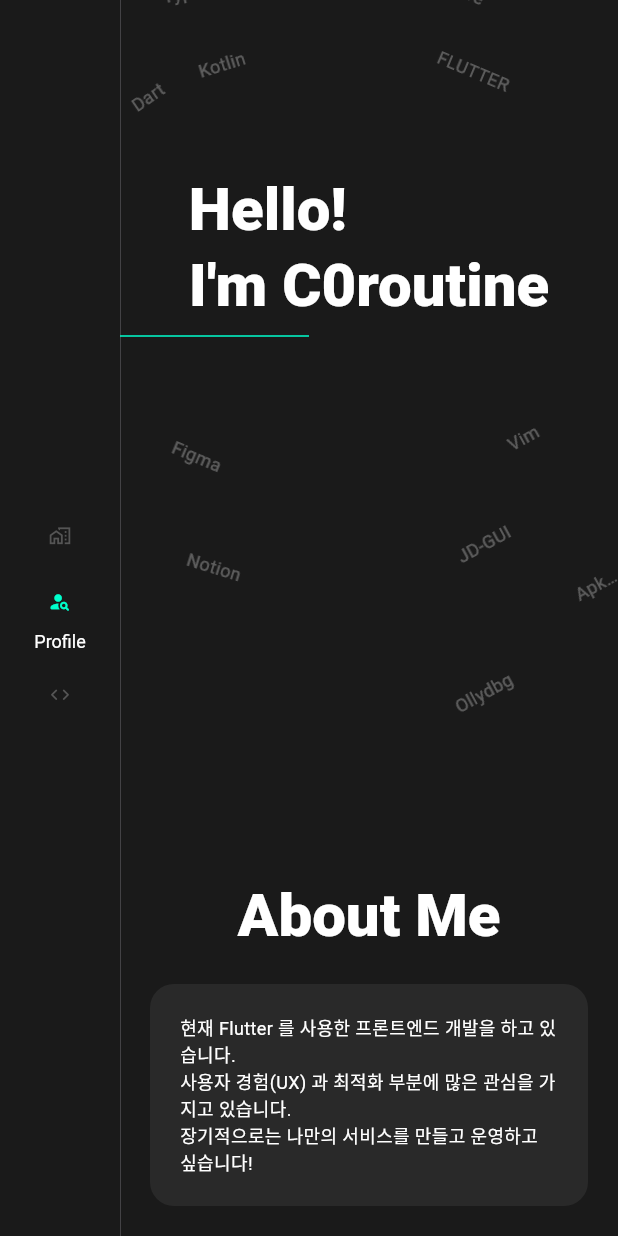
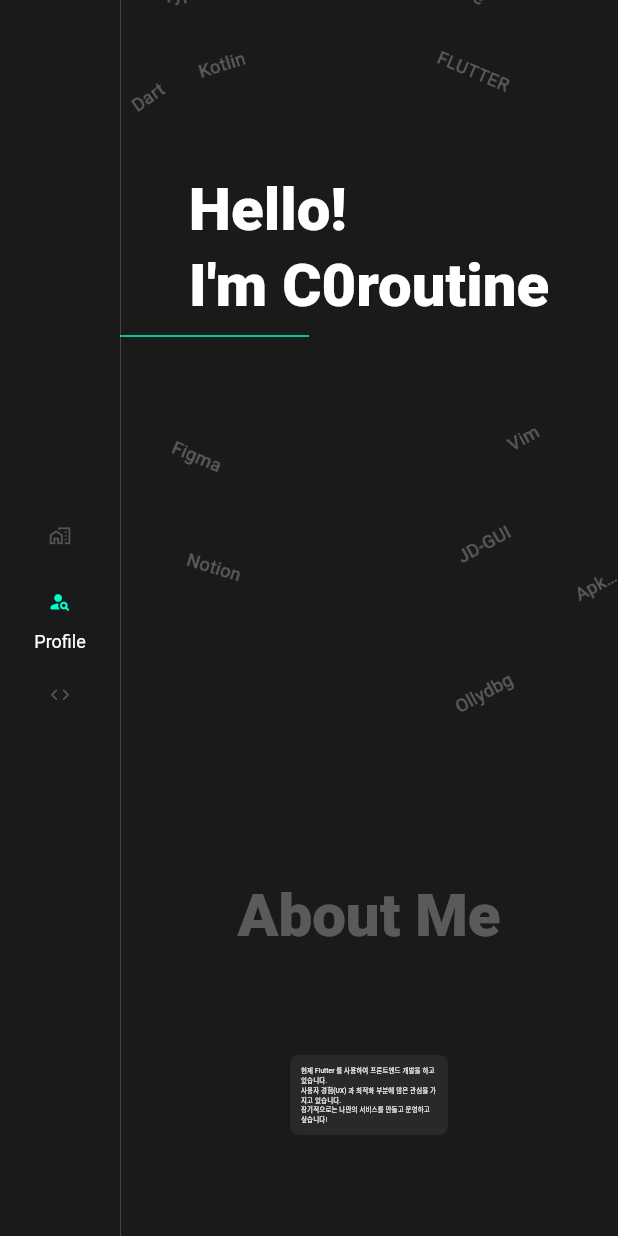
Before and after one commit to C0routine/C0routine.github.io, a Flutter app: the screen it shows after launch, scrolled down 239 dp, on a phone screen of 412 x 824 dp. Run offline on Flutter 3.47's test engine with Material 2 defaults, Android fonts, the phone set to English and light mode, and no system bars; our stand-ins replace go_router.

Commit message:
fix/About Me 까지 Animation 적용

```diff
--- a/lib/view/screens/profile_screen.dart
+++ b/lib/view/screens/profile_screen.dart
@@ -1,8 +1,7 @@
-import 'package:blog/utils/app_color.dart';
+import 'package:flutter/material.dart';
+
 import 'package:blog/view/widgets/profile/about_me.dart';
 import 'package:blog/view/widgets/profile/intro.dart';
-import 'package:flutter/material.dart';
-import 'package:smooth_page_indicator/smooth_page_indicator.dart';
 
 class ProfileScreen extends StatefulWidget {
   const ProfileScreen({Key? key}) : super(key: key);
@@ -11,56 +10,58 @@ class ProfileScreen extends StatefulWidget {
   State<ProfileScreen> createState() => _ProfileScreenState();
 }
 
-class _ProfileScreenState extends State<ProfileScreen> {
+class _ProfileScreenState extends State<ProfileScreen> with TickerProviderStateMixin {
+  final scrollController = ScrollController();
+
+  late AnimationController _aboutMeHeaderController;
+  late AnimationController _aboutMeBodyController;
+
+  void _checkScrollAnimation() {
+    print(scrollController.offset);
+    // AboutMe Header Animation Control
+    if (scrollController.offset > 40 && _aboutMeHeaderController.status == AnimationStatus.dismissed) {
+      _aboutMeHeaderController.forward();
+    }
+
+    // AboutMe Body Animation Control
+    if (scrollController.offset > 170 && _aboutMeBodyController.status == AnimationStatus.dismissed) {
+      _aboutMeBodyController.forward();
+    }
+  }
+
+  @override
+  void initState() {
+    // animation controller
+    _aboutMeHeaderController = AnimationController(vsync: this, duration: const Duration(milliseconds: 2000));
+    _aboutMeBodyController = AnimationController(vsync: this, duration: const Duration(milliseconds: 1500));
+    // scroll controller listener
+    scrollController.addListener(_checkScrollAnimation);
+    super.initState();
+  }
+
+  @override
+  void dispose() {
+    _aboutMeBodyController.dispose();
+    _aboutMeHeaderController.dispose();
+    scrollController.removeListener(_checkScrollAnimation);
+    scrollController.dispose();
+    super.dispose();
+  }
+
   @override
   Widget build(BuildContext context) {
-    // final pageController = PageController(initialPage: 0);
     return Stack(
       children: [
         ListView(
+          controller: scrollController,
           children: [
             ProfileIntro(),
-            ProfileAboutMe(),
+            ProfileAboutMe(
+              bodyController: _aboutMeBodyController,
+              headerController: _aboutMeHeaderController,
+            ),
           ],
         ),
-
-        // PageView(
-        //   controller: pageController,
-        //   scrollDirection: Axis.vertical,
-        //   physics: const PageScrollPhysics(),
-        //   pageSnapping: false,
-        //   children: [
-        //     ProfileIntro(),
-        //     ProfileAboutMe(),
-        //     // Center(child: Text('Third Page')),
-        //   ],
-        // ),
-        // Padding(
-        //   padding: const EdgeInsets.only(right: 20),
-        //   child: Align(
-        //     alignment: Alignment.centerRight,
-        //     child: SmoothPageIndicator(
-        //       count: 2,
-        //       effect: const SwapEffect(
-        //         type: SwapType.yRotation,
-        //         spacing: 12,
-        //         dotWidth: 16,
-        //         dotHeight: 10,
-        //         dotColor: AppColor.disable,
-        //         activeDotColor: AppColor.accent,
-        //       ),
-        //       controller: pageController,
-        //       axisDirection: Axis.vertical,
-        //       onDotClicked: (int page) {
-        //         pageController.animateToPage(
-        //           page,
-        //           curve: Curves.easeInOutBack,
-        //           duration: const Duration(milliseconds: 1200),
-        //         );
-        //       },
-        //     ),
-        //   ),
-        // ),
       ],
     );
   }
--- a/lib/view/widgets/profile/about_me.dart
+++ b/lib/view/widgets/profile/about_me.dart
@@ -1,40 +1,49 @@
+import 'package:flutter/material.dart';
+
 import 'package:blog/utils/app_color.dart';
-import 'package:blog/viewmodel/provider/responsive_vm.dart';
-import 'package:flutter/material.dart';
-import 'package:provider/provider.dart';
 
 class ProfileAboutMe extends StatefulWidget {
-  const ProfileAboutMe({Key? key}) : super(key: key);
+  const ProfileAboutMe({Key? key, required this.bodyController, required this.headerController}) : super(key: key);
+
+  final AnimationController bodyController;
+  final AnimationController headerController;
 
   @override
   State<ProfileAboutMe> createState() => _ProfileAboutMeState();
 }
 
 class _ProfileAboutMeState extends State<ProfileAboutMe> with TickerProviderStateMixin {
-  late AnimationController controller;
+  late Animation<double> _titleOpacity;
+  late Animation<double> _bodyScale;
 
   @override
   void initState() {
     super.initState();
+    _titleOpacity = Tween(begin: 0.0, end: 1.0)
+        .chain(
+          CurveTween(curve: Curves.decelerate),
+        )
+        .animate(widget.headerController);
 
-    controller = AnimationController(vsync: this);
-  }
-
-  @override
-  void dispose() {
-    controller.dispose();
-    super.dispose();
+    _bodyScale = Tween(begin: 0.0, end: 1.0)
+        .chain(
+          CurveTween(curve: Curves.decelerate),
+        )
+        .animate(widget.bodyController);
   }
 
   @override
   Widget build(BuildContext context) {
-    final isDesktop = context.select((ResponsiveVM vm) => vm.extend);
-
     return Column(
       mainAxisAlignment: MainAxisAlignment.center,
       children: [
-        Text('About Me', style: Theme.of(context).textTheme.titleLarge),
-        Container(
+        FadeTransition(
+          opacity: _titleOpacity,
+          child: Text('About Me', style: Theme.of(context).textTheme.titleLarge),
+        ),
+        ScaleTransition(
+          scale: _bodyScale,
+          child: Container(
             margin: const EdgeInsets.all(20),
             padding: const EdgeInsets.all(20),
             decoration: BoxDecoration(
@@ -42,10 +51,11 @@ class _ProfileAboutMeState extends State<ProfileAboutMe> with TickerProviderStat
               borderRadius: BorderRadius.circular(16),
             ),
             child: Text(
-              '현재 Flutter 를 사용한 프론트엔드 개발을 하고 있습니다.'
+                '현재 Flutter 를 사용하여 프론트엔드 개발을 하고 있습니다.'
                 '\n사용자 경험(UX) 과 최적화 부분에 많은 관심을 가지고 있습니다.'
                 '\n장기적으로는 나만의 서비스를 만들고 운영하고 싶습니다!',
                 style: Theme.of(context).textTheme.bodyMedium),
+          ),
         ),
       ],
     );
```
Lines whose indentation alone changed are shown as unchanged.
